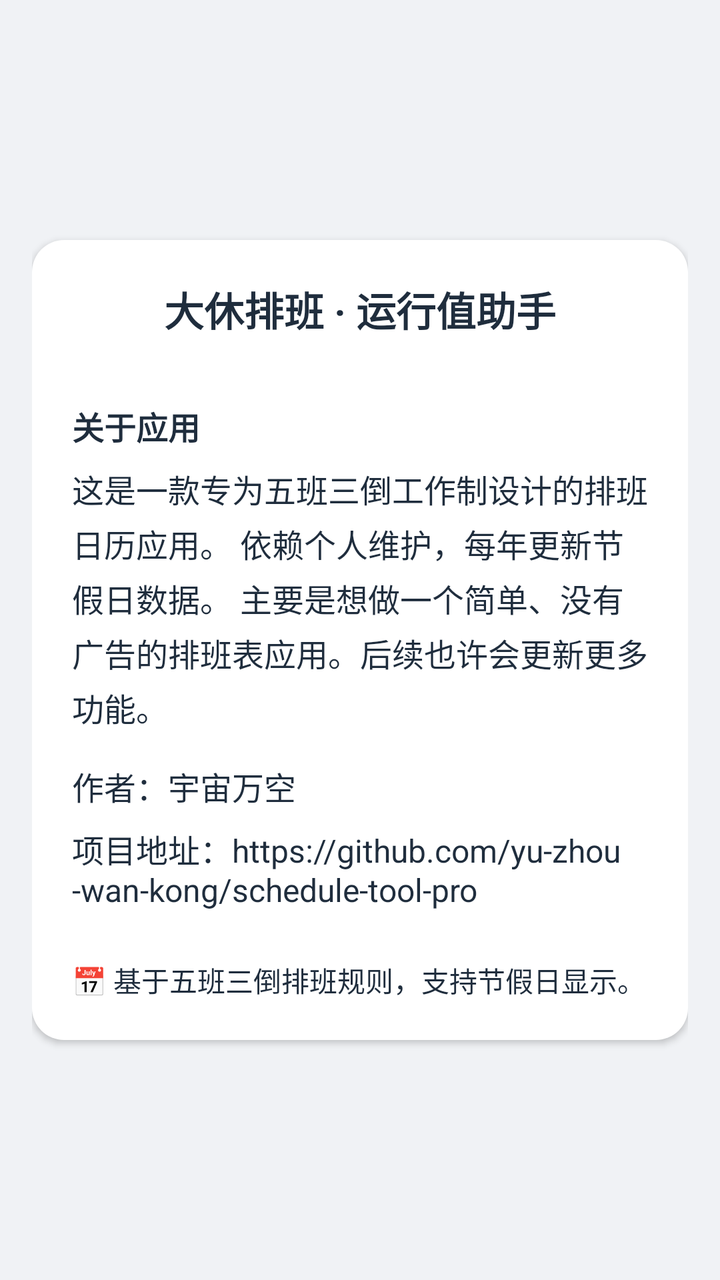
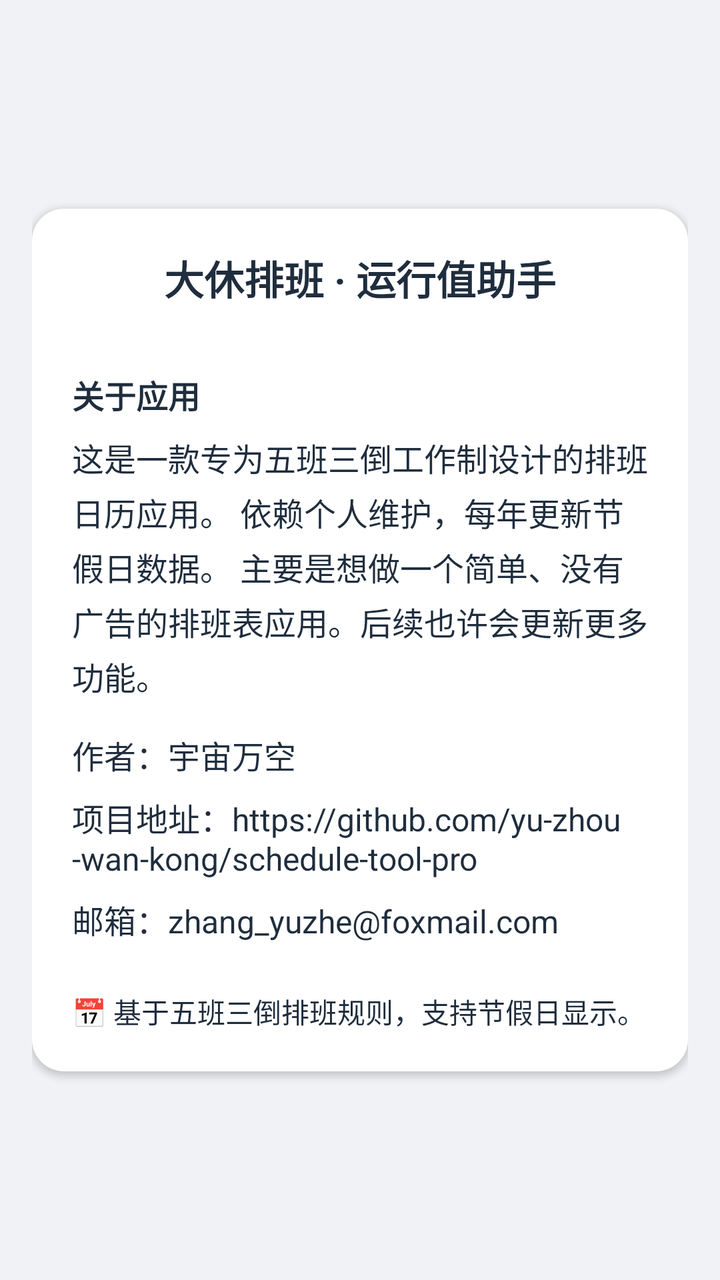

Two renders of the same Android screen: before a commit and after it. Below are the layout's source before the change and the commit's diff.
<!-- AndroidManifest.xml: application theme Theme.AppCompat.NoActionBar -->
<!-- res/layout/fragment_about.xml -->
<?xml version="1.0" encoding="utf-8"?>
<ScrollView xmlns:android="http://schemas.android.com/apk/res/android"
    android:layout_width="match_parent"
    android:layout_height="match_parent"
    android:background="#f0f2f5"
    android:fillViewport="true">   

    
    <LinearLayout
        android:layout_width="match_parent"
        android:layout_height="wrap_content"
        android:orientation="vertical"
        android:gravity="center"
        android:padding="16dp">    

        
        <LinearLayout
            android:layout_width="match_parent"
            android:layout_height="wrap_content"
            android:orientation="vertical"
            android:background="@drawable/card_bg"
            android:padding="20dp"
            android:elevation="2dp">

            <TextView
                android:layout_width="wrap_content"
                android:layout_height="wrap_content"
                android:text="@string/about_app_name"
                android:textSize="20sp"
                android:textColor="#1f2d3d"
                android:textStyle="bold"
                android:layout_gravity="center_horizontal"
                android:layout_marginBottom="16dp"/>

            <TextView
                android:layout_width="wrap_content"
                android:layout_height="wrap_content"
                android:text="关于应用"
                android:textSize="16sp"
                android:textColor="#1f2d3d"
                android:textStyle="bold"
                android:layout_marginTop="16dp"
                android:layout_marginBottom="8dp" />

            <TextView
                android:layout_width="wrap_content"
                android:layout_height="wrap_content"
                android:text="@string/about_app_intro"
                android:textSize="16sp"
                android:textColor="#1f2d3d"
                android:lineSpacingExtra="4dp"
                android:layout_marginBottom="16dp" />

            <TextView
                android:layout_width="wrap_content"
                android:layout_height="wrap_content"
                android:text="@string/author_text"
                android:textSize="16sp"
                android:textColor="#1f2d3d"
                android:layout_marginBottom="8dp"/>

            <TextView
                android:layout_width="wrap_content"
                android:layout_height="wrap_content"
                android:text="@string/contact_text"
                android:textSize="16sp"
                android:textColor="#1f2d3d"
                android:layout_marginBottom="8dp"
                android:textIsSelectable="true"/>

            <TextView
                android:layout_width="wrap_content"
                android:layout_height="wrap_content"
                android:text="@string/description_text"
                android:textSize="14sp"
                android:layout_marginTop="16dp"
                android:textColor="#1f2d3d"
                android:lineSpacingExtra="4dp"/>

        </LinearLayout>
    </LinearLayout>
</ScrollView>
<!-- resources referenced by this layout -->
<resources>
  <!-- drawable card_bg (drawable) -->
  <?xml version="1.0" encoding="utf-8"?>
  <shape xmlns:android="http://schemas.android.com/apk/res/android">
      <solid android:color="#FFFFFF" />
      <corners android:radius="16dp" />
  </shape>
  <string name="about_app_intro">这是一款专为五班三倒工作制设计的排班日历应用。
          依赖个人维护，每年更新节假日数据。
          主要是想做一个简单、没有广告的排班表应用。后续也许会更新更多功能。</string>
  <string name="about_app_name">大休排班 · 运行值助手</string>
  <string name="author_text">作者：宇宙万空</string>
  <string name="contact_text">项目地址：https://github.com/yu-zhou-wan-kong/schedule-tool-pro</string>
  <string name="description_text">📅 基于五班三倒排班规则，支持节假日显示。</string>
</resources>

<!-- the commit's change to res/layout/fragment_about.xml (unified diff, before → after) -->
@@ -60,13 +60,26 @@
                 android:layout_marginBottom="8dp"/>
 
             <TextView
+                android:id="@+id/tv_contact"
                 android:layout_width="wrap_content"
                 android:layout_height="wrap_content"
                 android:text="@string/contact_text"
                 android:textSize="16sp"
                 android:textColor="#1f2d3d"
                 android:layout_marginBottom="8dp"
-                android:textIsSelectable="true"/>
+                android:clickable="true"
+                android:focusable="true"/>
+
+            <TextView
+                android:id="@+id/tv_email"
+                android:layout_width="wrap_content"
+                android:layout_height="wrap_content"
+                android:text="@string/email_text"
+                android:textSize="16sp"
+                android:textColor="#1f2d3d"
+                android:layout_marginBottom="8dp"
+                android:clickable="true"
+                android:focusable="true"/>
 
             <TextView
                 android:layout_width="wrap_content"
<!-- resource entries referenced after the edit -->
@@ -13,5 +13,6 @@
   <string name="author_text">作者：宇宙万空</string>
   <string name="contact_text">项目地址：https://github.com/yu-zhou-wan-kong/schedule-tool-pro</string>
   <string name="description_text">📅 基于五班三倒排班规则，支持节假日显示。</string>
+  <string name="email_text">邮箱：zhang_yuzhe@foxmail.com</string>
 </resources>
 
